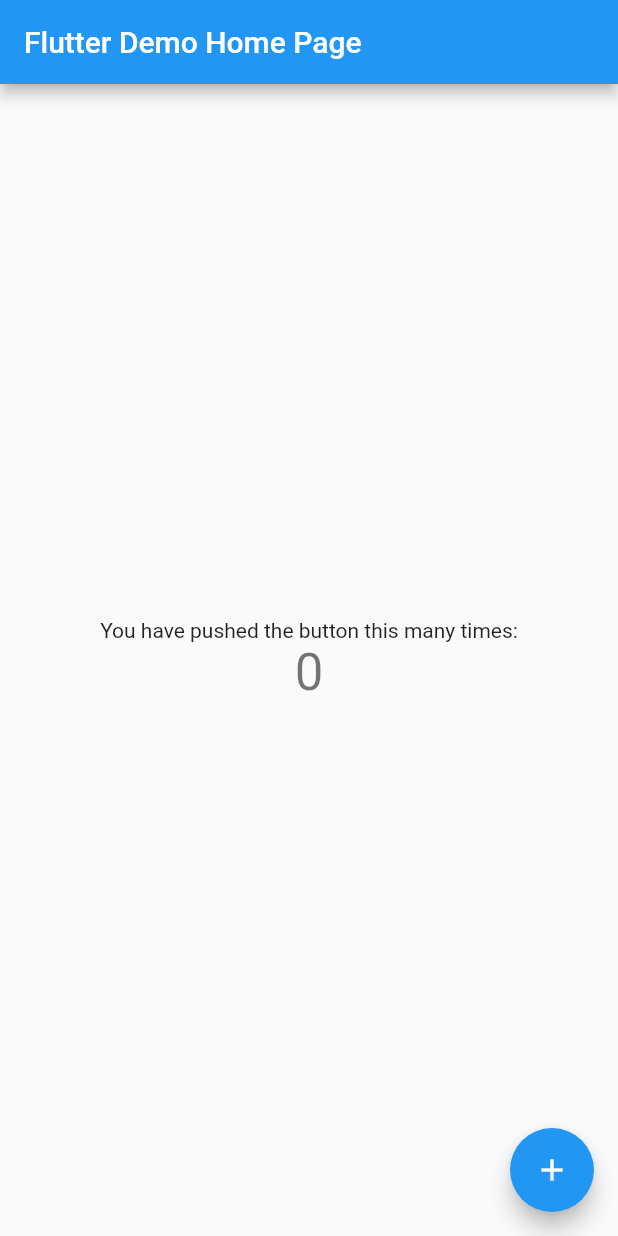
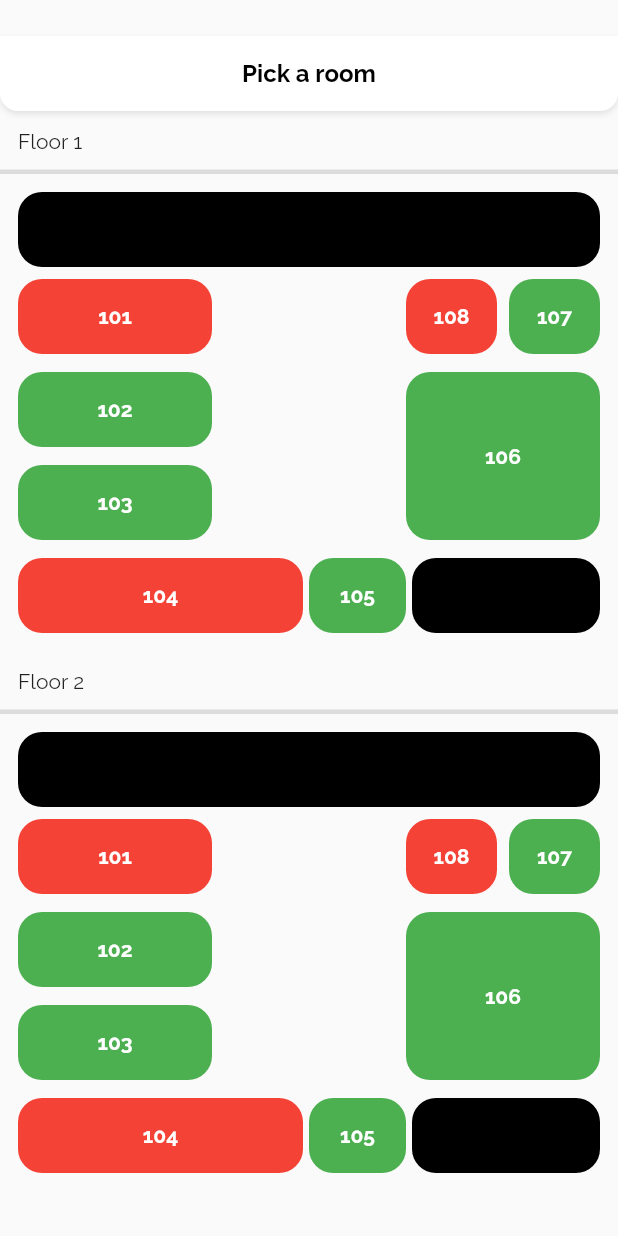
Before and after one commit to sjtsh/schoolmanagement, a Flutter app: the screen it shows after launch, on a phone screen of 412 x 824 dp. Run offline on Flutter 3.47's test engine with Material 2 defaults, Android fonts, the light colour scheme and no system bars; our stand-ins replace google_fonts.

Commit message:
first page

```diff
--- /dev/null
+++ b/schoolmanagementbackend/schoolmanagement/lib/Components/Colors.dart
@@ -0,0 +1,8 @@
+import 'package:flutter/material.dart';
+
+class Colorz {
+  static final aGreen = Color(0xffD6F6E7);
+  static final ablue = Color(0xffDCF1F8);
+  static final assent = Color(0xff72D7CB);
+  static final abrown = Color(0xffEABFC9);
+}
--- /dev/null
+++ b/schoolmanagementbackend/schoolmanagement/lib/Screens/Floors/Floor1.dart
@@ -0,0 +1,169 @@
+
+import 'package:flutter/material.dart';
+
+class Floor1 extends StatelessWidget {
+  const Floor1({Key? key}) : super(key: key);
+
+  @override
+  Widget build(BuildContext context) {
+
+    double height = MediaQuery.of(context).size.height;
+    double width = MediaQuery.of(context).size.width;
+    return Padding(
+      padding: const EdgeInsets.all(12.0),
+      child: Column(
+        children: [
+          Container(
+            height: 50,
+            width: width,
+            decoration: BoxDecoration(
+                color: Colors.black,
+                borderRadius: BorderRadius.circular(16)),
+          ),
+          SizedBox(
+            height: 8,
+          ),
+          Row(
+            children: [
+              Expanded(
+                flex: 2,
+                child: Container(
+                  height: 50,
+                  decoration: BoxDecoration(
+                      color: Colors.red,
+                      borderRadius: BorderRadius.circular(16)),
+                  child: Center(child: Text("101", style: TextStyle(color: Colors.white, fontWeight: FontWeight.bold ),)),
+                ),
+              ),
+              Expanded(
+                flex: 2,
+                child: Container(
+                  height: 50,
+                  decoration: BoxDecoration(
+                      borderRadius: BorderRadius.circular(16)),
+                ),
+              ),
+              Expanded(
+                flex: 1,
+                child: Padding(
+                  padding: const EdgeInsets.only(right: 4),
+                  child: Container(
+                    height: 50,
+                    decoration: BoxDecoration(
+                        color: Colors.red,
+                        borderRadius: BorderRadius.circular(16)),
+                    child: Center(child: Text("108", style: TextStyle(color: Colors.white, fontWeight: FontWeight.bold ),)),
+                  ),
+                ),
+              ),
+              Expanded(
+                flex: 1,
+                child: Padding(
+                  padding: const EdgeInsets.only(left: 4),
+                  child: Container(
+                    height: 50,
+                    decoration: BoxDecoration(
+                        color: Colors.green,
+                        borderRadius: BorderRadius.circular(16)),
+                    child: Center(child: Text("107", style: TextStyle(color: Colors.white, fontWeight: FontWeight.bold ),)),
+                  ),
+                ),
+              )
+            ],
+          ),
+          SizedBox(
+            height: 12,
+          ),
+          Row(
+            children: [
+              Expanded(
+                flex: 2,
+                child: Column(
+                  children: [
+                    Container(
+                      height: 50,
+                      decoration: BoxDecoration(
+                          color: Colors.green,
+                          borderRadius: BorderRadius.circular(16)),
+                      child: Center(child: Text("102", style: TextStyle(color: Colors.white, fontWeight: FontWeight.bold ),)),
+                    ),
+                    SizedBox(
+                      height: 12,
+                    ),
+                    Container(
+                      height: 50,
+                      decoration: BoxDecoration(
+                          color: Colors.green,
+                          borderRadius: BorderRadius.circular(16)),
+                      child: Center(child: Text("103", style: TextStyle(color: Colors.white, fontWeight: FontWeight.bold ),)),
+                    ),
+                  ],
+                ),
+              ),
+              Expanded(
+                flex: 2,
+                child: Container(
+                  height: 50,
+                  decoration: BoxDecoration(
+                      borderRadius: BorderRadius.circular(16)),
+                ),
+              ),
+              Expanded(
+                flex: 2,
+                child: Container(
+                  height: 112,
+                  decoration: BoxDecoration(
+                      color: Colors.green,
+                      borderRadius: BorderRadius.circular(16)),
+                  child: Center(child: Text("106", style: TextStyle(color: Colors.white, fontWeight: FontWeight.bold ),)),
+                ),
+              ),
+            ],
+          ),
+          SizedBox(
+            height: 12,
+          ),
+          Row(
+            children: [
+              Expanded(
+                flex: 3,
+                child: Padding(
+                  padding: const EdgeInsets.only(right: 4),
+                  child: Container(
+                    height: 50,
+                    decoration: BoxDecoration(
+                        color: Colors.red,
+                        borderRadius: BorderRadius.circular(16)),
+                    child: Center(child: Text("104", style: TextStyle(color: Colors.white, fontWeight: FontWeight.bold ),)),
+                  ),
+                ),
+              ),
+              Expanded(
+                flex: 1,
+                child: Container(
+                  height: 50,
+                  decoration: BoxDecoration(
+                      color: Colors.green,
+                      borderRadius: BorderRadius.circular(16)),
+                  child: Center(child: Text("105", style: TextStyle(color: Colors.white, fontWeight: FontWeight.bold ),)),
+                ),
+              ),
+              Expanded(
+                flex: 2,
+                child: Padding(
+                  padding: const EdgeInsets.only(left: 4),
+                  child: Container(
+                    height: 50,
+                    decoration: BoxDecoration(
+                        color: Colors.black,
+                        borderRadius: BorderRadius.circular(16)),
+                  ),
+                ),
+              )
+            ],
+          )
+        ],
+      ),
+    );
+  }
+}
--- /dev/null
+++ b/schoolmanagementbackend/schoolmanagement/lib/Screens/Floors/FloorScreen.dart
@@ -0,0 +1,71 @@
+import 'package:flutter/material.dart';
+import 'package:schoolmanagement/Screens/Floors/Floor1.dart';
+
+class Floor extends StatelessWidget {
+  const Floor({Key? key}) : super(key: key);
+
+  @override
+  Widget build(BuildContext context) {
+    double height = MediaQuery.of(context).size.height;
+    double width = MediaQuery.of(context).size.width;
+    return Scaffold(
+      body: Column(
+        crossAxisAlignment: CrossAxisAlignment.start,
+        children: [
+          SizedBox(
+            height: 24,
+          ),
+          Container(
+            height: 50,
+            width: width,
+            decoration: BoxDecoration(
+                color: Colors.white,
+                borderRadius: BorderRadius.only(
+                  bottomRight: Radius.circular(12),
+                  bottomLeft: Radius.circular(12),
+                ),
+                boxShadow: [
+                  BoxShadow(
+                      offset: Offset(0, 2),
+                      blurRadius: 3,
+                      color: Colors.black.withOpacity(0.1)),
+                ]),
+            child: Center(
+              child: Text(
+                "Pick a room",
+                style: TextStyle(
+                    color: Colors.black,
+                    fontSize: 16,
+                    fontWeight: FontWeight.bold),
+              ),
+            ),
+          ),
+          Expanded(
+            child: ListView(
+              children: [
+                Padding(
+                  padding: const EdgeInsets.all(12.0),
+                  child: Text("Floor 1"),
+                ),
+                Divider(
+                  height: 2,
+                  thickness: 3,
+                ),
+                Floor1(),
+                Padding(
+                  padding: const EdgeInsets.all(12.0),
+                  child: Text("Floor 2"),
+                ),
+                Divider(
+                  height: 2,
+                  thickness: 3,
+                ),
+                Floor1(),
+              ],
+            ),
+          ),
+        ],
+      ),
+    );
+  }
+}
--- a/schoolmanagementbackend/schoolmanagement/lib/main.dart
+++ b/schoolmanagementbackend/schoolmanagement/lib/main.dart
@@ -1,4 +1,6 @@
 import 'package:flutter/material.dart';
+import 'package:google_fonts/google_fonts.dart';
+import 'package:schoolmanagement/Screens/Floors/FloorScreen.dart';
 
 void main() {
   runApp(const MyApp());
@@ -13,103 +15,12 @@
     return MaterialApp(
       title: 'Flutter Demo',
       theme: ThemeData(
-        // This is the theme of your application.
-        //
-        // Try running your application with "flutter run". You'll see the
-        // application has a blue toolbar. Then, without quitting the app, try
-        // changing the primarySwatch below to Colors.green and then invoke
-        // "hot reload" (press "r" in the console where you ran "flutter run",
-        // or simply save your changes to "hot reload" in a Flutter IDE).
-        // Notice that the counter didn't reset back to zero; the application
-        // is not restarted.
+        textTheme: GoogleFonts.ralewayTextTheme(
+          Theme.of(context).textTheme, // If this is not set, then ThemeData.light().textTheme is used.
+        ),
         primarySwatch: Colors.blue,
       ),
-      home: const MyHomePage(title: 'Flutter Demo Home Page'),
+      home: const Floor(),
     );
   }
 }
-
-class MyHomePage extends StatefulWidget {
-  const MyHomePage({Key? key, required this.title}) : super(key: key);
-
-  // This widget is the home page of your application. It is stateful, meaning
-  // that it has a State object (defined below) that contains fields that affect
-  // how it looks.
-
-  // This class is the configuration for the state. It holds the values (in this
-  // case the title) provided by the parent (in this case the App widget) and
-  // used by the build method of the State. Fields in a Widget subclass are
-  // always marked "final".
-
-  final String title;
-
-  @override
-  State<MyHomePage> createState() => _MyHomePageState();
-}
-
-class _MyHomePageState extends State<MyHomePage> {
-  int _counter = 0;
-
-  void _incrementCounter() {
-    setState(() {
-      // This call to setState tells the Flutter framework that something has
-      // changed in this State, which causes it to rerun the build method below
-      // so that the display can reflect the updated values. If we changed
-      // _counter without calling setState(), then the build method would not be
-      // called again, and so nothing would appear to happen.
-      _counter++;
-    });
-  }
-
-  @override
-  Widget build(BuildContext context) {
-    // This method is rerun every time setState is called, for instance as done
-    // by the _incrementCounter method above.
-    //
-    // The Flutter framework has been optimized to make rerunning build methods
-    // fast, so that you can just rebuild anything that needs updating rather
-    // than having to individually change instances of widgets.
-    return Scaffold(
-      appBar: AppBar(
-        // Here we take the value from the MyHomePage object that was created by
-        // the App.build method, and use it to set our appbar title.
-        title: Text(widget.title),
-      ),
-      body: Center(
-        // Center is a layout widget. It takes a single child and positions it
-        // in the middle of the parent.
-        child: Column(
-          // Column is also a layout widget. It takes a list of children and
-          // arranges them vertically. By default, it sizes itself to fit its
-          // children horizontally, and tries to be as tall as its parent.
-          //
-          // Invoke "debug painting" (press "p" in the console, choose the
-          // "Toggle Debug Paint" action from the Flutter Inspector in Android
-          // Studio, or the "Toggle Debug Paint" command in Visual Studio Code)
-          // to see the wireframe for each widget.
-          //
-          // Column has various properties to control how it sizes itself and
-          // how it positions its children. Here we use mainAxisAlignment to
-          // center the children vertically; the main axis here is the vertical
-          // axis because Columns are vertical (the cross axis would be
-          // horizontal).
-          mainAxisAlignment: MainAxisAlignment.center,
-          children: <Widget>[
-            const Text(
-              'You have pushed the button this many times:',
-            ),
-            Text(
-              '$_counter',
-              style: Theme.of(context).textTheme.headline4,
-            ),
-          ],
-        ),
-      ),
-      floatingActionButton: FloatingActionButton(
-        onPressed: _incrementCounter,
-        tooltip: 'Increment',
-        child: const Icon(Icons.add),
-      ), // This trailing comma makes auto-formatting nicer for build methods.
-    );
-  }
-}
```
Also changed, not shown: schoolmanagementbackend/schoolmanagement/pubspec.yaml (+3 -4 lines), schoolmanagementbackend/schoolmanagement/pubspec.lock.
